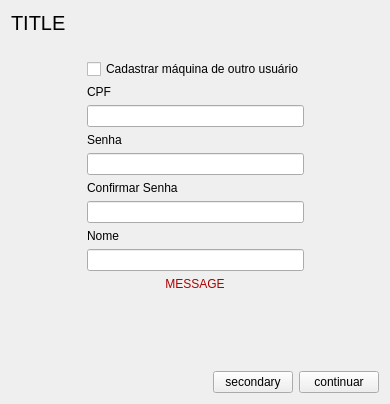
This is PyMachineInventory/src/ui/SyncForm.ui in iagoofelipe/MachineInventory as Qt 5 draws it before an edit. The edited form follows.
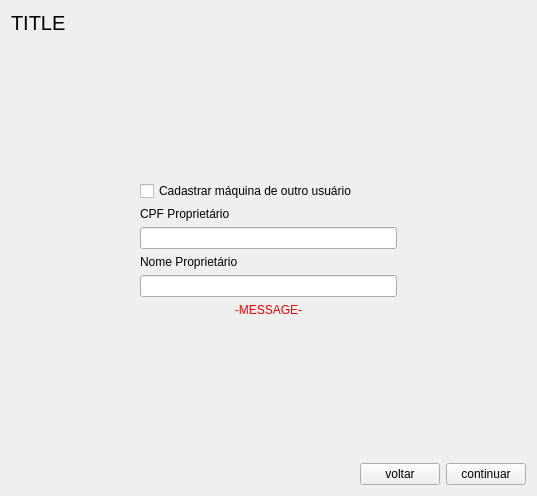
This is the edited form.

What changed in the file:
```diff
--- a/PyMachineInventory/src/ui/SyncForm.ui
+++ b/PyMachineInventory/src/ui/SyncForm.ui
@@ -6,8 +6,8 @@
    <rect>
     <x>0</x>
     <y>0</y>
-    <width>390</width>
-    <height>404</height>
+    <width>537</width>
+    <height>496</height>
    </rect>
   </property>
   <property name="windowTitle">
@@ -92,45 +92,17 @@
          <item>
           <widget class="QLabel" name="lbCpf">
            <property name="text">
-            <string>CPF</string>
+            <string>CPF Proprietário</string>
            </property>
           </widget>
          </item>
          <item>
           <widget class="QLineEdit" name="leCpf"/>
          </item>
-         <item>
-          <widget class="QLabel" name="lbPass">
-           <property name="text">
-            <string>Senha</string>
-           </property>
-          </widget>
-         </item>
-         <item>
-          <widget class="QLineEdit" name="lePass">
-           <property name="echoMode">
-            <enum>QLineEdit::Password</enum>
-           </property>
-          </widget>
-         </item>
-         <item>
-          <widget class="QLabel" name="lbPassConfirm">
-           <property name="text">
-            <string>Confirmar Senha</string>
-           </property>
-          </widget>
-         </item>
-         <item>
-          <widget class="QLineEdit" name="lePassConfirm">
-           <property name="echoMode">
-            <enum>QLineEdit::Password</enum>
-           </property>
-          </widget>
-         </item>
          <item>
           <widget class="QLabel" name="lbName">
            <property name="text">
-            <string>Nome</string>
+            <string>Nome Proprietário</string>
            </property>
           </widget>
          </item>
@@ -170,10 +142,10 @@
       </font>
      </property>
      <property name="styleSheet">
-      <string notr="true">color: rgb(173, 0, 0);</string>
+      <string notr="true">color: rgba(255, 0, 0, 255);</string>
      </property>
      <property name="text">
-      <string>MESSAGE</string>
+      <string>-MESSAGE-</string>
      </property>
      <property name="alignment">
       <set>Qt::AlignCenter</set>
@@ -224,7 +196,7 @@
       <item>
        <widget class="QPushButton" name="btnSecondary">
         <property name="text">
-         <string>secondary</string>
+         <string>voltar</string>
         </property>
        </widget>
       </item>
```
Left out of the diff: 2 changed lines with no effect on the pictures.
